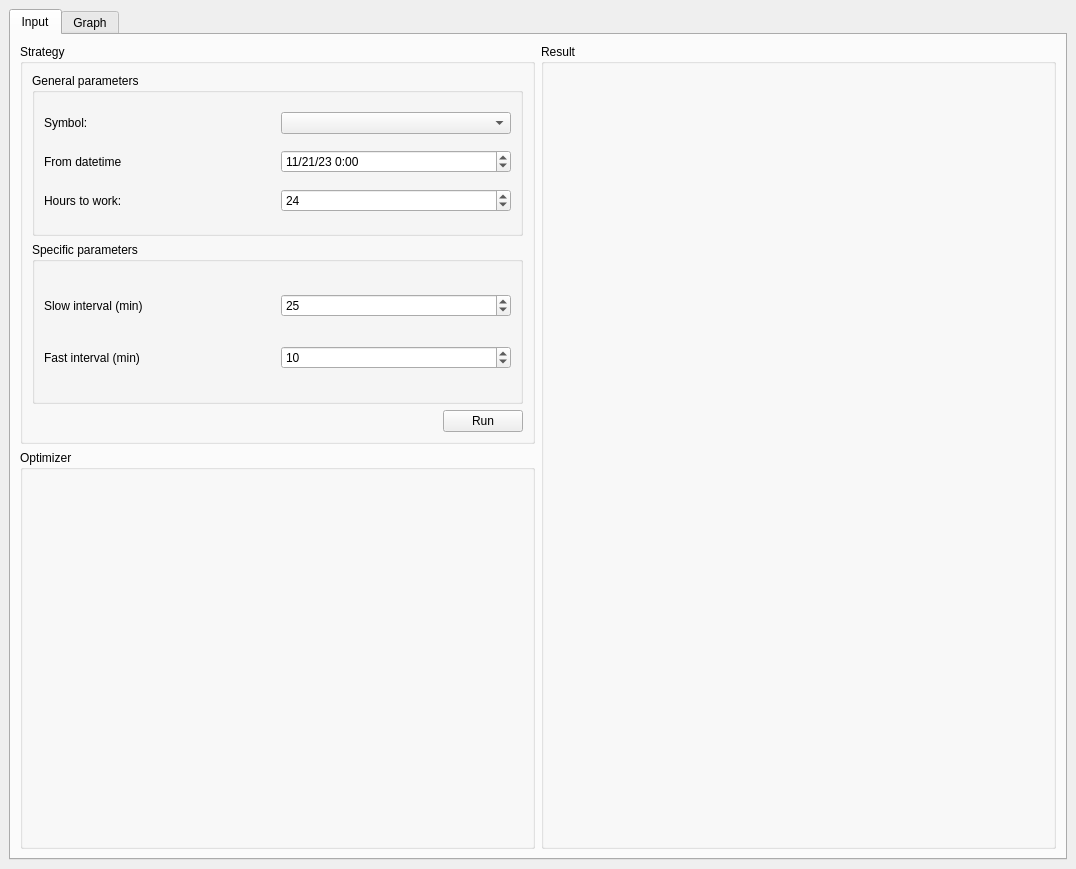
This is frontend/mainwindow.ui in 84k491/crypto_cpp as Qt 5 draws it before an edit. The edited form follows.
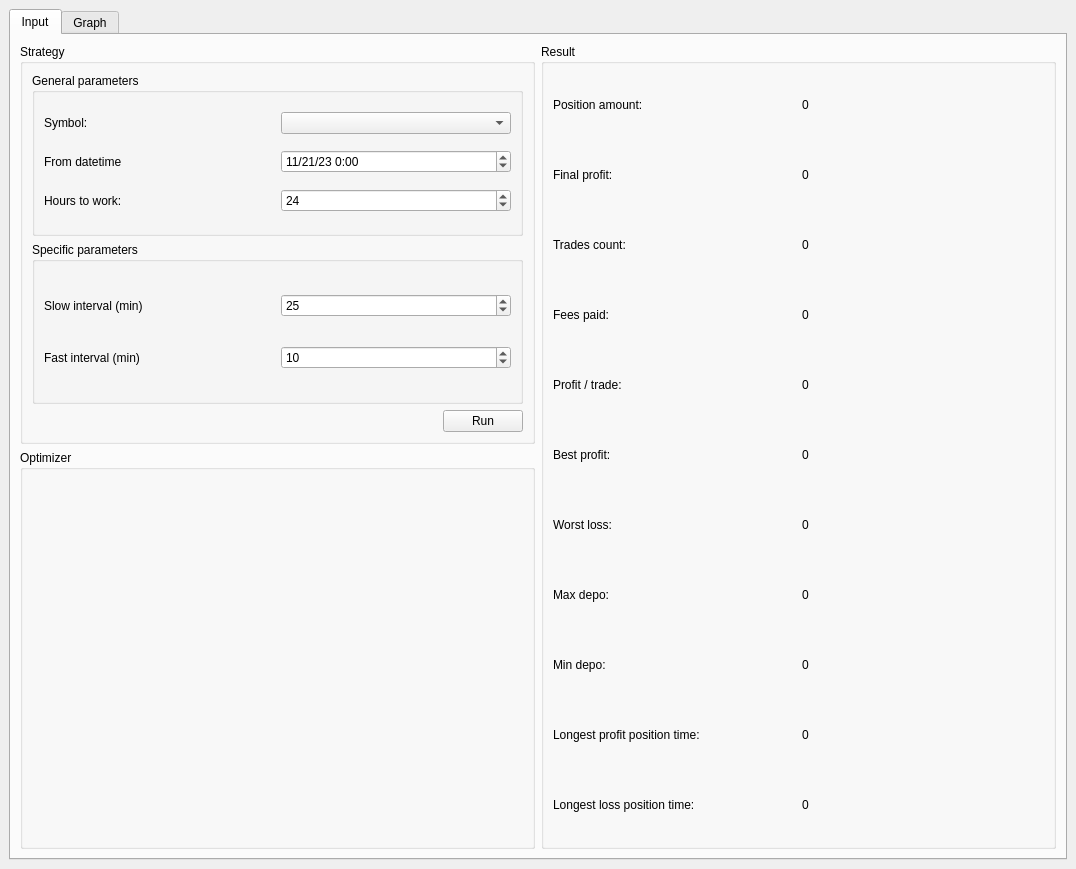
This is the edited form.

Commit message: Draw depo on chart

```diff
--- a/frontend/mainwindow.ui
+++ b/frontend/mainwindow.ui
@@ -214,6 +214,206 @@
           <property name="title">
            <string>Result</string>
           </property>
+          <layout class="QVBoxLayout" name="verticalLayout_7">
+           <item>
+            <layout class="QHBoxLayout" name="horizontalLayout">
+             <item>
+              <widget class="QLabel" name="label_6">
+               <property name="text">
+                <string>Position amount:</string>
+               </property>
+              </widget>
+             </item>
+             <item>
+              <widget class="QLabel" name="lb_position_amount">
+               <property name="text">
+                <string>0</string>
+               </property>
+              </widget>
+             </item>
+            </layout>
+           </item>
+           <item>
+            <layout class="QHBoxLayout" name="horizontalLayout_9">
+             <item>
+              <widget class="QLabel" name="label_7">
+               <property name="text">
+                <string>Final profit:</string>
+               </property>
+              </widget>
+             </item>
+             <item>
+              <widget class="QLabel" name="lb_final_profit">
+               <property name="text">
+                <string>0</string>
+               </property>
+              </widget>
+             </item>
+            </layout>
+           </item>
+           <item>
+            <layout class="QHBoxLayout" name="horizontalLayout_10">
+             <item>
+              <widget class="QLabel" name="label_8">
+               <property name="text">
+                <string>Trades count:</string>
+               </property>
+              </widget>
+             </item>
+             <item>
+              <widget class="QLabel" name="lb_trades_count">
+               <property name="text">
+                <string>0</string>
+               </property>
+              </widget>
+             </item>
+            </layout>
+           </item>
+           <item>
+            <layout class="QHBoxLayout" name="horizontalLayout_11">
+             <item>
+              <widget class="QLabel" name="label_9">
+               <property name="text">
+                <string>Fees paid:</string>
+               </property>
+              </widget>
+             </item>
+             <item>
+              <widget class="QLabel" name="lb_fees_paid">
+               <property name="text">
+                <string>0</string>
+               </property>
+              </widget>
+             </item>
+            </layout>
+           </item>
+           <item>
+            <layout class="QHBoxLayout" name="horizontalLayout_12">
+             <item>
+              <widget class="QLabel" name="label_10">
+               <property name="text">
+                <string>Profit / trade:</string>
+               </property>
+              </widget>
+             </item>
+             <item>
+              <widget class="QLabel" name="lb_profit_per_trade">
+               <property name="text">
+                <string>0</string>
+               </property>
+              </widget>
+             </item>
+            </layout>
+           </item>
+           <item>
+            <layout class="QHBoxLayout" name="horizontalLayout_13">
+             <item>
+              <widget class="QLabel" name="label_11">
+               <property name="text">
+                <string>Best profit:</string>
+               </property>
+              </widget>
+             </item>
+             <item>
+              <widget class="QLabel" name="lb_best_profit">
+               <property name="text">
+                <string>0</string>
+               </property>
+              </widget>
+             </item>
+            </layout>
+           </item>
+           <item>
+            <layout class="QHBoxLayout" name="horizontalLayout_14">
+             <item>
+              <widget class="QLabel" name="label_12">
+               <property name="text">
+                <string>Worst loss:</string>
+               </property>
+              </widget>
+             </item>
+             <item>
+              <widget class="QLabel" name="lb_worst_loss">
+               <property name="text">
+                <string>0</string>
+               </property>
+              </widget>
+             </item>
+            </layout>
+           </item>
+           <item>
+            <layout class="QHBoxLayout" name="horizontalLayout_15">
+             <item>
+              <widget class="QLabel" name="label_13">
+               <property name="text">
+                <string>Max depo:</string>
+               </property>
+              </widget>
+             </item>
+             <item>
+              <widget class="QLabel" name="lb_max_depo">
+               <property name="text">
+                <string>0</string>
+               </property>
+              </widget>
+             </item>
+            </layout>
+           </item>
+           <item>
+            <layout class="QHBoxLayout" name="horizontalLayout_16">
+             <item>
+              <widget class="QLabel" name="label_14">
+               <property name="text">
+                <string>Min depo:</string>
+               </property>
+              </widget>
+             </item>
+             <item>
+              <widget class="QLabel" name="lb_min_depo">
+               <property name="text">
+                <string>0</string>
+               </property>
+              </widget>
+             </item>
+            </layout>
+           </item>
+           <item>
+            <layout class="QHBoxLayout" name="horizontalLayout_17">
+             <item>
+              <widget class="QLabel" name="label_15">
+               <property name="text">
+                <string>Longest profit position time:</string>
+               </property>
+              </widget>
+             </item>
+             <item>
+              <widget class="QLabel" name="lb_longest_profit_pos">
+               <property name="text">
+                <string>0</string>
+               </property>
+              </widget>
+             </item>
+            </layout>
+           </item>
+           <item>
+            <layout class="QHBoxLayout" name="horizontalLayout_18">
+             <item>
+              <widget class="QLabel" name="label_16">
+               <property name="text">
+                <string>Longest loss position time:</string>
+               </property>
+              </widget>
+             </item>
+             <item>
+              <widget class="QLabel" name="lb_longest_loss_pos">
+               <property name="text">
+                <string>0</string>
+               </property>
+              </widget>
+             </item>
+            </layout>
+           </item>
+          </layout>
          </widget>
         </item>
        </layout>
```
The commit also changes 8 other files.
